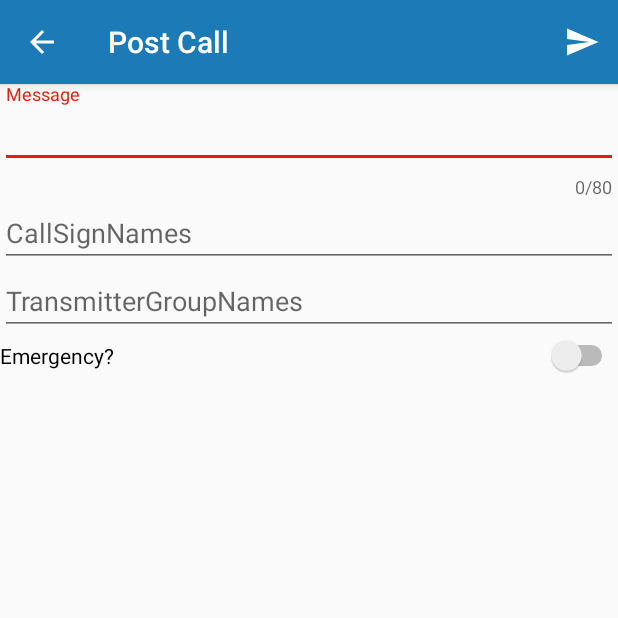
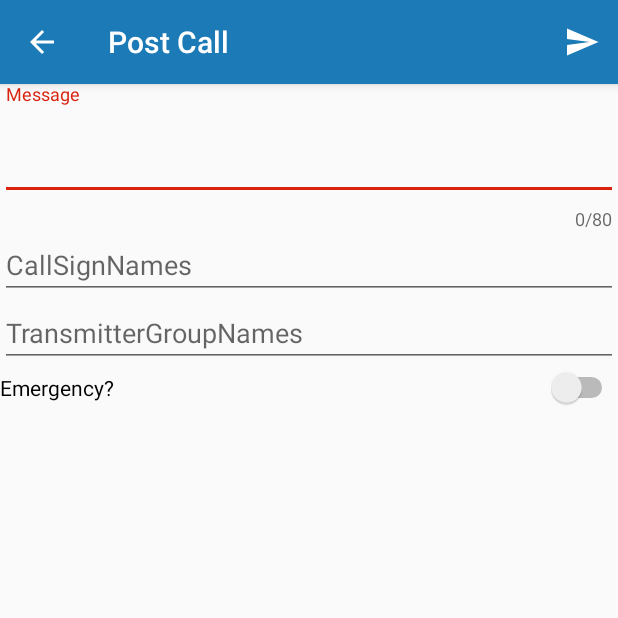
Before and after one commit to DecentralizedAmateurPagingNetwork/DAPNETApp, an Android app: the PostCallActivity screen opened directly, with no data from a screen before it, on a phone screen of 412 x 824 dp, the top half of it. Run offline under Robolectric (Android 15) with nearby library versions, the phone set to English and light mode, and no system bars.

Commit message:
This closes #6

```diff
--- a/app/src/main/java/de/hampager/dapnetmobile/LoginActivity.java
+++ b/app/src/main/java/de/hampager/dapnetmobile/LoginActivity.java
@@ -177,7 +177,7 @@ public class LoginActivity extends AppCompatActivity {
             showProgress(true);
             Log.i(TAG, "Logging in...");
             saveData(server, user, password);
-            //UserResource userres = getUser(user, password,server);
+            getUser(user, password,server);
         }
     }
 
--- a/app/src/main/java/de/hampager/dapnetmobile/PostCallActivity.java
+++ b/app/src/main/java/de/hampager/dapnetmobile/PostCallActivity.java
@@ -11,10 +11,12 @@ import android.view.Menu;
 import android.view.MenuInflater;
 import android.view.MenuItem;
 import android.view.View;
+import android.view.inputmethod.EditorInfo;
 import android.view.inputmethod.InputMethodManager;
 import android.widget.CompoundButton;
 import android.widget.EditText;
 import android.widget.Switch;
+import android.widget.TextView;
 
 import org.json.JSONObject;
 
@@ -44,6 +46,7 @@ public class PostCallActivity extends AppCompatActivity {
         callSignNames = (EditText) findViewById(R.id.post_call_callSignNames);
         transmitterGroupNames = (EditText) findViewById(R.id.post_call_transmitterGroupNames);
         Switch emergency = (Switch) findViewById(R.id.post_call_emergencyswitch);
+
         emergency.setOnCheckedChangeListener(new CompoundButton.OnCheckedChangeListener() {
             @Override
             public void onCheckedChanged(CompoundButton buttonView, boolean isChecked) {
@@ -51,9 +54,10 @@ public class PostCallActivity extends AppCompatActivity {
             }
         });
         //TODO: On return pressed on keyboard->Send
-        transmitterGroupNames.setOnKeyListener(new View.OnKeyListener() {
-            public boolean onKey(View v, int keyCode, KeyEvent event) {
-                if (event.getAction() == KeyEvent.ACTION_DOWN && keyCode == KeyEvent.KEYCODE_ENTER) {
+        transmitterGroupNames.setOnEditorActionListener(new TextView.OnEditorActionListener() {
+            @Override
+            public boolean onEditorAction(TextView textView, int id, KeyEvent keyEvent) {
+                if (id == R.id.login || id == EditorInfo.IME_NULL) {
                     sendCall();
                     return true;
                 }
@@ -111,6 +115,7 @@ public class PostCallActivity extends AppCompatActivity {
                     //HamnetCall returnValue = response.body();
 
                     genericSnackbar("Successfully sent message");
+                    finish();
                 } else {
                     //APIError error = ErrorUtils.parseError(response);
                     Log.e(TAG, "Post Call Error: " + response.code());
--- a/app/src/main/res/layout/activity_post_call.xml
+++ b/app/src/main/res/layout/activity_post_call.xml
@@ -21,8 +21,11 @@
             android:layout_alignParentTop="true"
             android:ems="10"
             android:hint="@string/message"
-            android:inputType="textPersonName"
-            android:maxLines="1" />
+            android:inputType="textMultiLine"
+            android:maxLines="3"
+            android:minLines="2"
+            android:scrollbars="vertical"
+            android:selectAllOnFocus="false" />
     </android.support.design.widget.TextInputLayout>
 
 
@@ -44,7 +47,8 @@
         android:layout_width="match_parent"
         android:layout_height="wrap_content"
         android:layout_below="@+id/post_call_callSignNames"
-        android:hint="@string/transmittergroupnames" />
+        android:hint="@string/transmittergroupnames"
+        android:maxLines="1" />
 
     <Switch
         android:id="@+id/post_call_emergencyswitch"
```
Also changed, not shown: app/src/main/java/de/hampager/dapnetmobile/MainActivity.java (+6 -2 lines).
